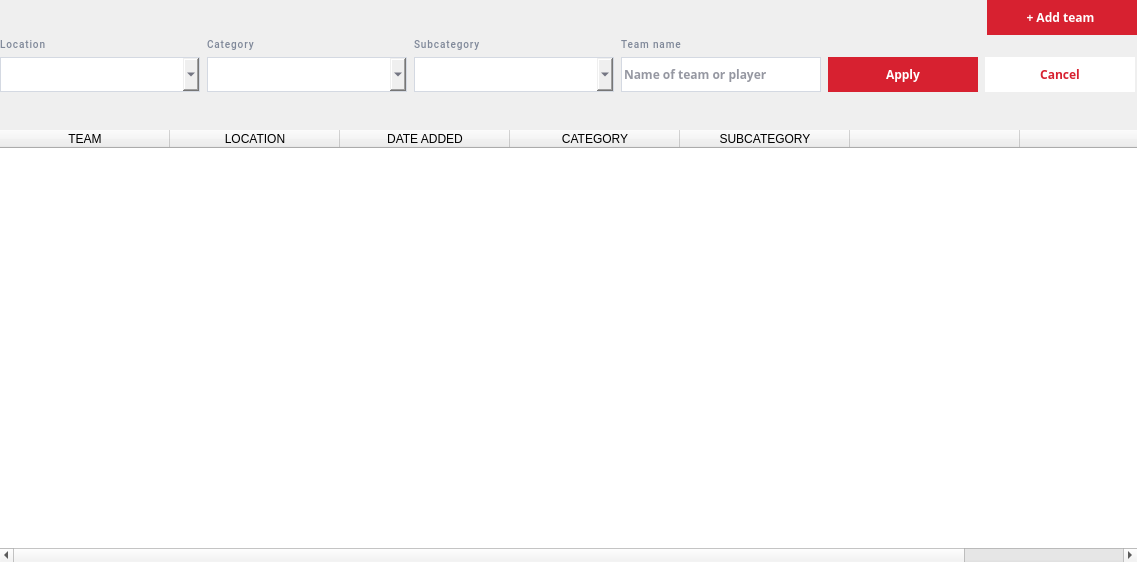
Qt form client/screens/widgets/teams/teams.ui (kleroop/TechCourse_2022_12) before a commit.
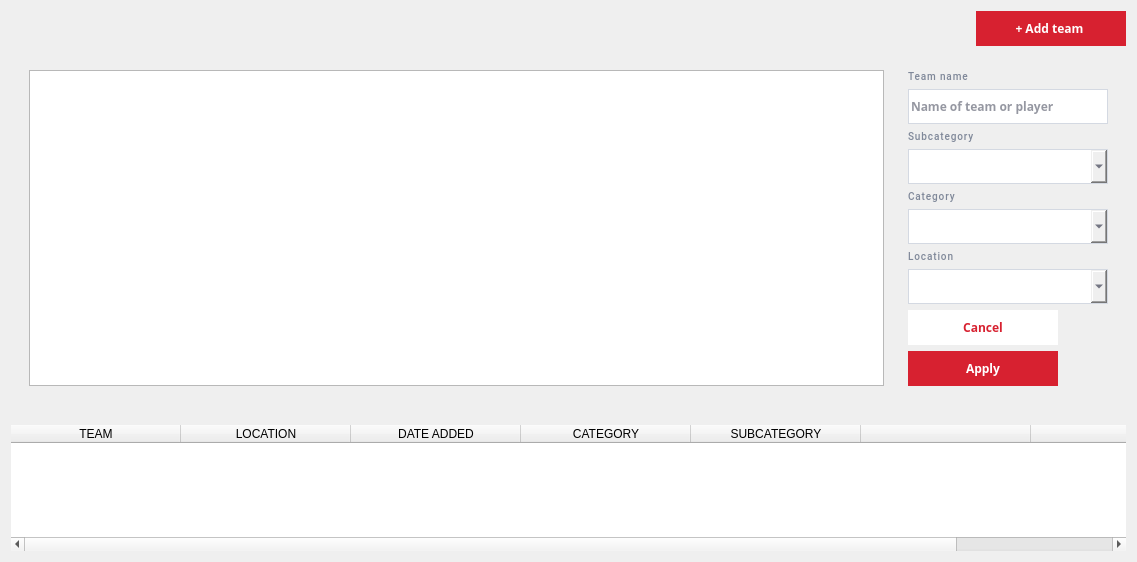
The same form after that commit. Icons and pictures are not drawn.

Commit message: Base 64-encoded icon support

Patch:
```diff
--- a/client/screens/widgets/teams/teams.ui
+++ b/client/screens/widgets/teams/teams.ui
@@ -24,24 +24,9 @@
   <property name="windowTitle">
    <string>Teams</string>
   </property>
-  <layout class="QVBoxLayout" name="verticalLayout">
-   <property name="spacing">
-    <number>3</number>
-   </property>
-   <property name="leftMargin">
-    <number>0</number>
-   </property>
-   <property name="topMargin">
-    <number>0</number>
-   </property>
-   <property name="rightMargin">
-    <number>0</number>
-   </property>
-   <property name="bottomMargin">
-    <number>0</number>
-   </property>
+  <layout class="QVBoxLayout" name="verticalLayout_7">
    <item>
-    <widget class="QFrame" name="horizontalFrame">
+    <widget class="QFrame" name="horizontalFrameTop">
      <property name="minimumSize">
       <size>
        <width>0</width>
@@ -121,298 +106,40 @@
     </widget>
    </item>
    <item>
-    <layout class="QHBoxLayout" name="editingFrame">
-     <property name="spacing">
-      <number>7</number>
-     </property>
-     <property name="sizeConstraint">
-      <enum>QLayout::SetDefaultConstraint</enum>
-     </property>
+    <widget class="QFrame" name="horizontalFrame">
+     <layout class="QHBoxLayout" name="horizontalLayout_4" stretch="0,0">
      <item>
-      <widget class="QFrame" name="frame">
+       <widget class="QFrame" name="iconFrame">
        <property name="sizePolicy">
-        <sizepolicy hsizetype="Maximum" vsizetype="Maximum">
+         <sizepolicy hsizetype="Minimum" vsizetype="Minimum">
          <horstretch>0</horstretch>
          <verstretch>0</verstretch>
         </sizepolicy>
        </property>
-       <layout class="QVBoxLayout" name="verticalLayout_4">
-        <property name="leftMargin">
-         <number>0</number>
-        </property>
-        <property name="topMargin">
-         <number>0</number>
-        </property>
-        <property name="rightMargin">
-         <number>0</number>
-        </property>
-        <property name="bottomMargin">
-         <number>0</number>
-        </property>
-        <item>
-         <widget class="QLabel" name="label_7">
-          <property name="sizePolicy">
-           <sizepolicy hsizetype="Maximum" vsizetype="Maximum">
-            <horstretch>0</horstretch>
-            <verstretch>0</verstretch>
-           </sizepolicy>
-          </property>
-          <property name="font">
-           <font>
-            <family>Roboto</family>
-            <pointsize>-1</pointsize>
-            <weight>62</weight>
-            <italic>false</italic>
-            <bold>true</bold>
-           </font>
-          </property>
-          <property name="styleSheet">
-           <string notr="true">font-family: 'Roboto';
-font-style: normal;
-font-weight: 500;
-font-size: 10px;
-line-height: 12px;
-letter-spacing: 0.9px;
-text-transform: uppercase;
-color: #7F8899;
-</string>
-          </property>
-          <property name="text">
-           <string>Location</string>
-          </property>
-         </widget>
-        </item>
-        <item>
-         <widget class="QComboBox" name="locCBox">
-          <property name="sizePolicy">
-           <sizepolicy hsizetype="Maximum" vsizetype="Maximum">
-            <horstretch>0</horstretch>
-            <verstretch>0</verstretch>
-           </sizepolicy>
-          </property>
           <property name="minimumSize">
            <size>
-            <width>200</width>
-            <height>35</height>
-           </size>
-          </property>
-          <property name="font">
-           <font>
-            <family>Open Sans</family>
-            <pointsize>-1</pointsize>
-            <weight>75</weight>
-            <italic>false</italic>
-            <bold>true</bold>
-           </font>
-          </property>
-          <property name="cursor">
-           <cursorShape>PointingHandCursor</cursorShape>
-          </property>
+          <width>250</width>
+          <height>250</height>
+         </size>
+        </property>
           <property name="styleSheet">
-           <string notr="true">border: 1px solid #D4D9E2;
-font-family: 'Open Sans';
-font-style: normal;
-font-weight: 600;
-font-size: 12px;
-line-height: 16px;
-color: #2B2F43;</string>
-          </property>
-          <property name="frame">
-           <bool>false</bool>
-          </property>
-         </widget>
-        </item>
-       </layout>
-      </widget>
-     </item>
+         <string notr="true"/>
+        </property>
+        <layout class="QVBoxLayout" name="iconLayout">
      <item>
-      <widget class="QFrame" name="frame">
-       <property name="sizePolicy">
-        <sizepolicy hsizetype="Maximum" vsizetype="Maximum">
-         <horstretch>0</horstretch>
-         <verstretch>0</verstretch>
-        </sizepolicy>
-       </property>
-       <layout class="QVBoxLayout" name="verticalLayout_3">
-        <property name="leftMargin">
-         <number>0</number>
-        </property>
-        <property name="topMargin">
-         <number>0</number>
-        </property>
-        <property name="rightMargin">
-         <number>0</number>
-        </property>
-        <property name="bottomMargin">
-         <number>0</number>
-        </property>
-        <item>
-         <widget class="QLabel" name="label_8">
-          <property name="sizePolicy">
-           <sizepolicy hsizetype="Maximum" vsizetype="Maximum">
-            <horstretch>0</horstretch>
-            <verstretch>0</verstretch>
-           </sizepolicy>
-          </property>
-          <property name="font">
-           <font>
-            <family>Roboto</family>
-            <pointsize>-1</pointsize>
-            <weight>62</weight>
-            <italic>false</italic>
-            <bold>true</bold>
-           </font>
-          </property>
-          <property name="styleSheet">
-           <string notr="true">font-family: 'Roboto';
-font-style: normal;
-font-weight: 500;
-font-size: 10px;
-line-height: 12px;
-letter-spacing: 0.9px;
-text-transform: uppercase;
-color: #7F8899;</string>
-          </property>
-          <property name="text">
-           <string>Category</string>
-          </property>
-         </widget>
-        </item>
-        <item>
-         <widget class="QComboBox" name="catCBox">
-          <property name="sizePolicy">
-           <sizepolicy hsizetype="Maximum" vsizetype="Maximum">
-            <horstretch>0</horstretch>
-            <verstretch>0</verstretch>
-           </sizepolicy>
-          </property>
-          <property name="minimumSize">
-           <size>
-            <width>200</width>
-            <height>35</height>
-           </size>
-          </property>
-          <property name="font">
-           <font>
-            <family>Open Sans</family>
-            <pointsize>-1</pointsize>
-            <weight>75</weight>
-            <italic>false</italic>
-            <bold>true</bold>
-           </font>
-          </property>
-          <property name="cursor">
-           <cursorShape>PointingHandCursor</cursorShape>
-          </property>
-          <property name="styleSheet">
-           <string notr="true">border: 1px solid #D4D9E2;
-font-family: 'Open Sans';
-font-style: normal;
-font-weight: 600;
-font-size: 12px;
-line-height: 16px;
-color: #2B2F43;</string>
-          </property>
-         </widget>
-        </item>
+          <widget class="QGraphicsView" name="iconView"/>
+         </item>
        </layout>
       </widget>
      </item>
      <item>
-      <widget class="QFrame" name="frame">
-       <property name="sizePolicy">
-        <sizepolicy hsizetype="Maximum" vsizetype="Maximum">
-         <horstretch>0</horstretch>
-         <verstretch>0</verstretch>
-        </sizepolicy>
-       </property>
-       <layout class="QVBoxLayout" name="verticalLayout_2">
-        <property name="leftMargin">
-         <number>0</number>
-        </property>
-        <property name="topMargin">
-         <number>0</number>
-        </property>
-        <property name="rightMargin">
-         <number>0</number>
-        </property>
-        <property name="bottomMargin">
-         <number>0</number>
-        </property>
+       <widget class="QFrame" name="verticalFrame">
+        <property name="layoutDirection">
+         <enum>Qt::LeftToRight</enum>
+        </property>
+        <layout class="QVBoxLayout" name="verticalLayout_8">
         <item>
-         <widget class="QLabel" name="label_9">
-          <property name="sizePolicy">
-           <sizepolicy hsizetype="Maximum" vsizetype="Maximum">
-            <horstretch>0</horstretch>
-            <verstretch>0</verstretch>
-           </sizepolicy>
-          </property>
-          <property name="font">
-           <font>
-            <family>Roboto</family>
-            <pointsize>-1</pointsize>
-            <weight>62</weight>
-            <italic>false</italic>
-            <bold>true</bold>
-           </font>
-          </property>
-          <property name="styleSheet">
-           <string notr="true">font-family: 'Roboto';
-font-style: normal;
-font-weight: 500;
-font-size: 10px;
-line-height: 12px;
-letter-spacing: 0.9px;
-text-transform: uppercase;
-color: #7F8899;</string>
-          </property>
-          <property name="text">
-           <string>Subcategory</string>
-          </property>
-         </widget>
-        </item>
-        <item>
-         <widget class="QComboBox" name="subCBox">
-          <property name="sizePolicy">
-           <sizepolicy hsizetype="Maximum" vsizetype="Maximum">
-            <horstretch>0</horstretch>
-            <verstretch>0</verstretch>
-           </sizepolicy>
-          </property>
-          <property name="minimumSize">
-           <size>
-            <width>200</width>
-            <height>35</height>
-           </size>
-          </property>
-          <property name="font">
-           <font>
-            <family>Open Sans</family>
-            <pointsize>-1</pointsize>
-            <weight>75</weight>
-            <italic>false</italic>
-            <bold>true</bold>
-           </font>
-          </property>
-          <property name="cursor">
-           <cursorShape>PointingHandCursor</cursorShape>
-          </property>
-          <property name="styleSheet">
-           <string notr="true">border: 1px solid #D4D9E2;
-font-family: 'Open Sans';
-font-style: normal;
-font-weight: 600;
-font-size: 12px;
-line-height: 16px;
-color: #2B2F43;</string>
-          </property>
-         </widget>
-        </item>
-       </layout>
-      </widget>
-     </item>
-     <item>
-      <widget class="QFrame" name="frame">
+          <widget class="QFrame" name="frame_2">
        <property name="sizePolicy">
         <sizepolicy hsizetype="Maximum" vsizetype="Maximum">
          <horstretch>0</horstretch>
@@ -505,17 +232,70 @@
        </layout>
       </widget>
      </item>
-     <item alignment="Qt::AlignBottom">
-      <widget class="QPushButton" name="applyButton">
+         <item>
+          <widget class="QFrame" name="frame">
        <property name="sizePolicy">
         <sizepolicy hsizetype="Maximum" vsizetype="Maximum">
          <horstretch>0</horstretch>
          <verstretch>0</verstretch>
         </sizepolicy>
        </property>
+           <layout class="QVBoxLayout" name="verticalLayout_2">
+            <property name="leftMargin">
+             <number>0</number>
+            </property>
+            <property name="topMargin">
+             <number>0</number>
+            </property>
+            <property name="rightMargin">
+             <number>0</number>
+            </property>
+            <property name="bottomMargin">
+             <number>0</number>
+            </property>
+            <item>
+             <widget class="QLabel" name="label_9">
+              <property name="sizePolicy">
+               <sizepolicy hsizetype="Maximum" vsizetype="Maximum">
+                <horstretch>0</horstretch>
+                <verstretch>0</verstretch>
+               </sizepolicy>
+              </property>
+              <property name="font">
+               <font>
+                <family>Roboto</family>
+                <pointsize>-1</pointsize>
+                <weight>62</weight>
+                <italic>false</italic>
+                <bold>true</bold>
+               </font>
+              </property>
+              <property name="styleSheet">
+               <string notr="true">font-family: 'Roboto';
+font-style: normal;
+font-weight: 500;
+font-size: 10px;
+line-height: 12px;
+letter-spacing: 0.9px;
+text-transform: uppercase;
+color: #7F8899;</string>
+              </property>
+              <property name="text">
+               <string>Subcategory</string>
+              </property>
+             </widget>
+            </item>
+            <item>
+             <widget class="QComboBox" name="subCBox">
+              <property name="sizePolicy">
+               <sizepolicy hsizetype="Maximum" vsizetype="Maximum">
+                <horstretch>0</horstretch>
+                <verstretch>0</verstretch>
+               </sizepolicy>
+              </property>
        <property name="minimumSize">
         <size>
-         <width>150</width>
+                <width>200</width>
          <height>35</height>
         </size>
        </property>
@@ -532,21 +312,210 @@
         <cursorShape>PointingHandCursor</cursorShape>
        </property>
        <property name="styleSheet">
-        <string notr="true">background: #D72130;
-border: none;
+               <string notr="true">border: 1px solid #D4D9E2;
 font-family: 'Open Sans';
 font-style: normal;
 font-weight: 600;
 font-size: 12px;
 line-height: 16px;
-color: #FFFFFF;</string>
-       </property>
+color: #2B2F43;</string>
+              </property>
+             </widget>
+            </item>
+           </layout>
+          </widget>
+         </item>
+         <item>
+          <widget class="QFrame" name="frame_3">
+           <property name="sizePolicy">
+            <sizepolicy hsizetype="Maximum" vsizetype="Maximum">
+             <horstretch>0</horstretch>
+             <verstretch>0</verstretch>
+            </sizepolicy>
+           </property>
+           <layout class="QVBoxLayout" name="verticalLayout_3">
+            <property name="leftMargin">
+             <number>0</number>
+            </property>
+            <property name="topMargin">
+             <number>0</number>
+            </property>
+            <property name="rightMargin">
+             <number>0</number>
+            </property>
+            <property name="bottomMargin">
+             <number>0</number>
+            </property>
+            <item>
+             <widget class="QLabel" name="label_8">
+              <property name="sizePolicy">
+               <sizepolicy hsizetype="Maximum" vsizetype="Maximum">
+                <horstretch>0</horstretch>
+                <verstretch>0</verstretch>
+               </sizepolicy>
+              </property>
+              <property name="font">
+               <font>
+                <family>Roboto</family>
+                <pointsize>-1</pointsize>
+                <weight>62</weight>
+                <italic>false</italic>
+                <bold>true</bold>
+               </font>
+              </property>
+              <property name="styleSheet">
+               <string notr="true">font-family: 'Roboto';
+font-style: normal;
+font-weight: 500;
+font-size: 10px;
+line-height: 12px;
+letter-spacing: 0.9px;
+text-transform: uppercase;
+color: #7F8899;</string>
+              </property>
        <property name="text">
-        <string>Apply</string>
+               <string>Category</string>
        </property>
       </widget>
      </item>
-     <item alignment="Qt::AlignBottom">
+            <item>
+             <widget class="QComboBox" name="catCBox">
+              <property name="sizePolicy">
+               <sizepolicy hsizetype="Maximum" vsizetype="Maximum">
+                <horstretch>0</horstretch>
+                <verstretch>0</verstretch>
+               </sizepolicy>
+              </property>
+              <property name="minimumSize">
+               <size>
+                <width>200</width>
+                <height>35</height>
+               </size>
+              </property>
+              <property name="font">
+               <font>
+                <family>Open Sans</family>
+                <pointsize>-1</pointsize>
+                <weight>75</weight>
+                <italic>false</italic>
+                <bold>true</bold>
+               </font>
+              </property>
+              <property name="cursor">
+               <cursorShape>PointingHandCursor</cursorShape>
+              </property>
+              <property name="styleSheet">
+               <string notr="true">border: 1px solid #D4D9E2;
+font-family: 'Open Sans';
+font-style: normal;
+font-weight: 600;
+font-size: 12px;
+line-height: 16px;
+color: #2B2F43;</string>
+              </property>
+             </widget>
+            </item>
+           </layout>
+          </widget>
+         </item>
+         <item>
+          <widget class="QFrame" name="frame_4">
+           <property name="sizePolicy">
+            <sizepolicy hsizetype="Maximum" vsizetype="Maximum">
+             <horstretch>0</horstretch>
+             <verstretch>0</verstretch>
+            </sizepolicy>
+           </property>
+           <layout class="QVBoxLayout" name="verticalLayout_4">
+            <property name="leftMargin">
+             <number>0</number>
+            </property>
+            <property name="topMargin">
+             <number>0</number>
+            </property>
+            <property name="rightMargin">
+             <number>0</number>
+            </property>
+            <property name="bottomMargin">
+             <number>0</number>
+            </property>
+            <item>
+             <widget class="QLabel" name="label_7">
+              <property name="sizePolicy">
+               <sizepolicy hsizetype="Maximum" vsizetype="Maximum">
+                <horstretch>0</horstretch>
+                <verstretch>0</verstretch>
+               </sizepolicy>
+              </property>
+              <property name="font">
+               <font>
+                <family>Roboto</family>
+                <pointsize>-1</pointsize>
+                <weight>62</weight>
+                <italic>false</italic>
+                <bold>true</bold>
+               </font>
+              </property>
+              <property name="styleSheet">
+               <string notr="true">font-family: 'Roboto';
+font-style: normal;
+font-weight: 500;
+font-size: 10px;
+line-height: 12px;
+letter-spacing: 0.9px;
+text-transform: uppercase;
+color: #7F8899;
+</string>
+              </property>
+              <property name="text">
+               <string>Location</string>
+              </property>
+             </widget>
+            </item>
+            <item>
+             <widget class="QComboBox" name="locCBox">
+              <property name="sizePolicy">
+               <sizepolicy hsizetype="Maximum" vsizetype="Maximum">
+                <horstretch>0</horstretch>
+                <verstretch>0</verstretch>
+               </sizepolicy>
+              </property>
+              <property name="minimumSize">
+               <size>
+                <width>200</width>
+                <height>35</height>
+               </size>
+              </property>
+              <property name="font">
+               <font>
+                <family>Open Sans</family>
+                <pointsize>-1</pointsize>
+                <weight>75</weight>
+                <italic>false</italic>
+                <bold>true</bold>
+               </font>
+              </property>
+              <property name="cursor">
+               <cursorShape>PointingHandCursor</cursorShape>
+              </property>
+              <property name="styleSheet">
+               <string notr="true">border: 1px solid #D4D9E2;
+font-family: 'Open Sans';
+font-style: normal;
+font-weight: 600;
+font-size: 12px;
+line-height: 16px;
+color: #2B2F43;</string>
+              </property>
+              <property name="frame">
+               <bool>false</bool>
+              </property>
+             </widget>
+            </item>
+           </layout>
+          </widget>
+         </item>
+         <item>
       <widget class="QPushButton" name="cancelButton">
        <property name="sizePolicy">
         <sizepolicy hsizetype="Maximum" vsizetype="Maximum">
@@ -587,6 +556,61 @@
        </property>
       </widget>
      </item>
+         <item>
+          <widget class="QPushButton" name="applyButton">
+           <property name="sizePolicy">
+            <sizepolicy hsizetype="Maximum" vsizetype="Maximum">
+             <horstretch>0</horstretch>
+             <verstretch>0</verstretch>
+            </sizepolicy>
+           </property>
+           <property name="minimumSize">
+            <size>
+             <width>150</width>
+             <height>35</height>
+            </size>
+           </property>
+           <property name="font">
+            <font>
+             <family>Open Sans</family>
+             <pointsize>-1</pointsize>
+             <weight>75</weight>
+             <italic>false</italic>
+             <bold>true</bold>
+            </font>
+           </property>
+           <property name="cursor">
+            <cursorShape>PointingHandCursor</cursorShape>
+           </property>
+           <property name="styleSheet">
+            <string notr="true">background: #D72130;
+border: none;
+font-family: 'Open Sans';
+font-style: normal;
+font-weight: 600;
+font-size: 12px;
+line-height: 16px;
+color: #FFFFFF;</string>
+           </property>
+           <property name="text">
+            <string>Apply</string>
+           </property>
+          </widget>
+         </item>
+        </layout>
+       </widget>
+      </item>
+     </layout>
+    </widget>
+   </item>
+   <item>
+    <layout class="QVBoxLayout" name="verticalLayout_6">
+     <property name="spacing">
+      <number>7</number>
+     </property>
+     <property name="sizeConstraint">
+      <enum>QLayout::SetDefaultConstraint</enum>
+     </property>
     </layout>
    </item>
    <item>
```
Left out of the diff: 3 changed lines with no effect on the pictures. Lines whose indentation alone changed are shown as unchanged. The commit also changes 17 other files.
